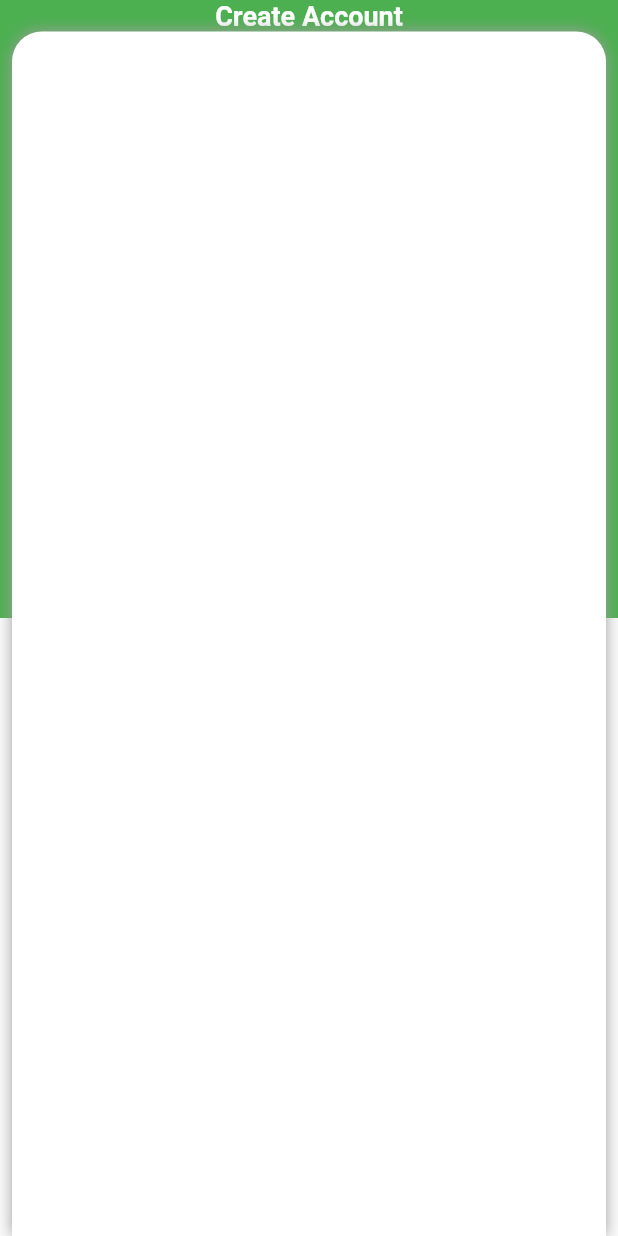
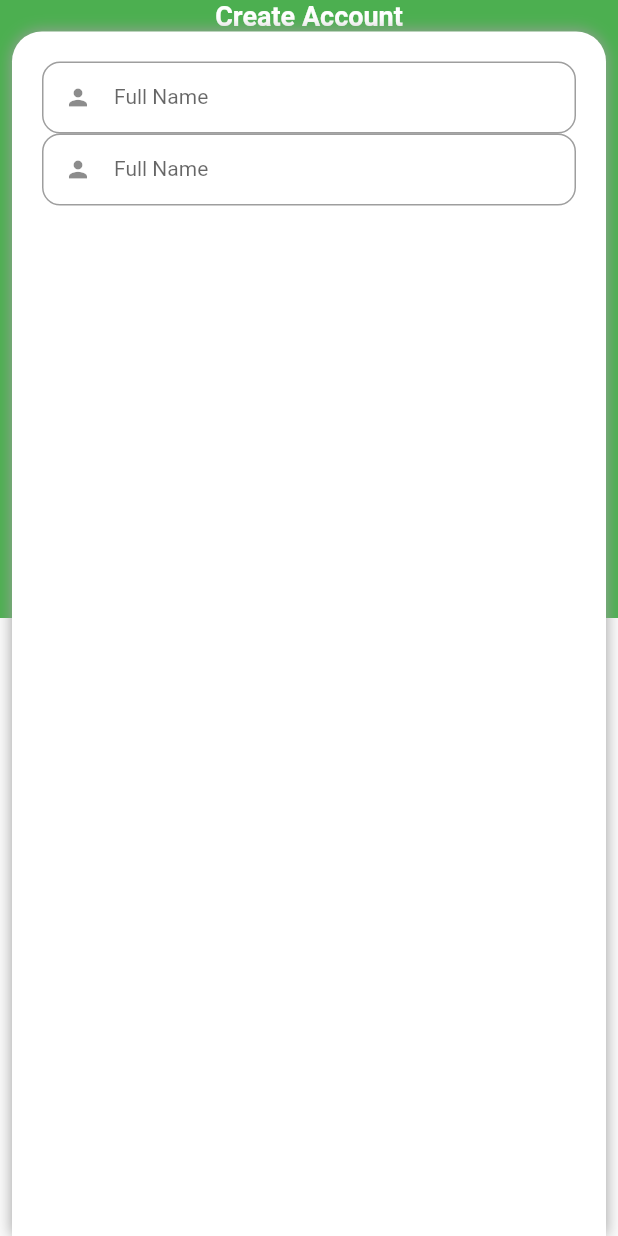
Before and after one commit to doofensmith/tugas2_flutterbasic, a Flutter app: the screen it shows after launch, on a phone screen of 412 x 824 dp. Run offline on Flutter 3.47's test engine with Material 2 defaults, Android fonts, the phone set to English and light mode, and no system bars.

Commit message:
widget form dan text form field

```diff
--- a/lib/register.dart
+++ b/lib/register.dart
@@ -17,6 +17,9 @@ class RegisterPage extends StatefulWidget {
 }
 
 class _RegisterPageState extends State<RegisterPage> {
+  //form key
+  final _formKey = GlobalKey<FormState>();
+
   @override
   Widget build(BuildContext context) {
     return Scaffold(
@@ -55,6 +58,17 @@ class _RegisterPageState extends State<RegisterPage> {
                     ],
                     color: Colors.white,
                   ),
+                  child: Form(
+                    child: Container(
+                      margin: EdgeInsets.all(20),
+                      child: Column(
+                        children: [
+                          textFormField(),
+                          textFormField(),
+                        ],
+                      ),
+                    ),
+                  ),
                 ),
               ),
             ],
@@ -63,4 +77,31 @@ class _RegisterPageState extends State<RegisterPage> {
       ),
     );
   }
+
+  TextFormField textFormField() {
+    return TextFormField(
+      textAlign: TextAlign.start,
+      style: TextStyle(
+        fontSize: 14,
+      ),
+      maxLines: 1,
+      maxLength: 40,
+      keyboardType: TextInputType.name,
+      textCapitalization: TextCapitalization.words,
+      decoration: InputDecoration(
+        prefixIcon: Icon(
+          Icons.person,
+        ),
+        labelText: "Full Name",
+        hintText: "Enter your full name",
+        border: OutlineInputBorder(
+          borderRadius: BorderRadius.all(
+            Radius.circular(12),
+          ),
+        ),
+        isDense: true,
+        counterText: '',
+      ),
+    );
+  }
 }
```
